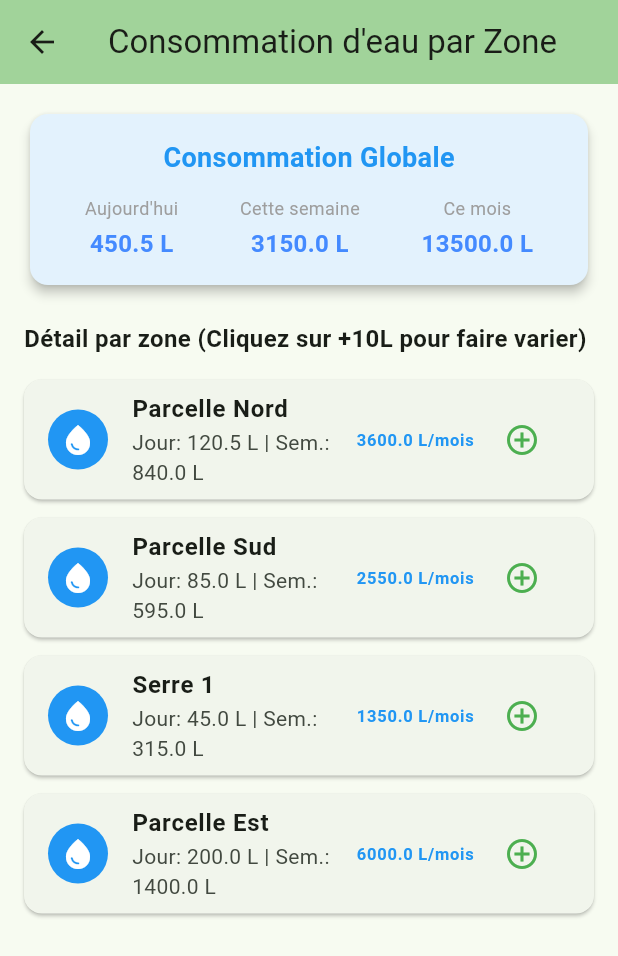
After one commit to mohamedgames311-sta/agrismart-project, a Flutter app: the ProfilPage screen opened directly, after a tap on "Consommation d'eau par zone", on a phone screen of 412 x 824 dp. The commit adds this screen. Shown: the top 956 px of the screen. Run offline on Flutter 3.47's test engine with Material 3 defaults, Android fonts, the phone set to English and light mode, and no system bars; our stand-ins replace firebase_auth, firebase_core, shared_preferences; accounts and stored records are empty; network calls fail.

Commit message:
Feat: Ajout de la simulation dynamique et suivi de la consommation d'eau

```diff
--- a/lib/main.dart
+++ b/lib/main.dart
@@ -1,4 +1,3 @@
-
 import 'package:flutter/material.dart';
 import 'package:firebase_core/firebase_core.dart';
 import 'package:provider/provider.dart';
@@ -9,6 +8,7 @@ import 'package:agrismart/providers/zones_provider.dart';
 import 'package:agrismart/providers/auth_provider.dart';
 import 'package:agrismart/providers/meteo_provider.dart';
 import 'package:agrismart/providers/reglages_provider.dart';
+import 'package:agrismart/providers/consommation_provider.dart'; // <-- IMPORT AJOUTÉ HERE
 import 'package:agrismart/screens/auth_gate.dart';
 import 'package:agrismart/services/auth_service.dart';
 import 'package:agrismart/services/firebase_auth_service.dart';
@@ -28,6 +28,9 @@ Future<void> main() async {
   runApp(
     MultiProvider(
       providers: [
+        ChangeNotifierProvider(
+          create: (_) => ConsommationProvider(), // <-- DÉCLARATION DU PROVIDER
+        ),
         ChangeNotifierProvider(
           create: (_) => AuthProvider(authService),
         ),
--- /dev/null
+++ b/lib/models/consommation_eau.dart
@@ -0,0 +1,15 @@
+class ConsommationEau {
+  final String zoneId;
+  final String nomZone;
+  final double consommationJour;
+  final double consommationSemaine;
+  final double consommationMois;
+
+  ConsommationEau({
+    required this.zoneId,
+    required this.nomZone,
+    required this.consommationJour,
+    required this.consommationSemaine,
+    required this.consommationMois,
+  });
+}
--- /dev/null
+++ b/lib/providers/consommation_provider.dart
@@ -0,0 +1,58 @@
+import 'package:flutter/foundation.dart';
+import '../models/consommation_eau.dart';
+
+class ConsommationProvider extends ChangeNotifier {
+  final List<ConsommationEau> _donneesConsommation = [
+    ConsommationEau(
+      zoneId: '1',
+      nomZone: 'Parcelle Nord',
+      consommationJour: 120.5,
+      consommationSemaine: 840.0,
+      consommationMois: 3600.0,
+    ),
+    ConsommationEau(
+      zoneId: '2',
+      nomZone: 'Parcelle Sud',
+      consommationJour: 85.0,
+      consommationSemaine: 595.0,
+      consommationMois: 2550.0,
+    ),
+    ConsommationEau(
+      zoneId: '3',
+      nomZone: 'Serre 1',
+      consommationJour: 45.0,
+      consommationSemaine: 315.0,
+      consommationMois: 1350.0,
+    ),
+    ConsommationEau(
+      zoneId: '4',
+      nomZone: 'Parcelle Est',
+      consommationJour: 200.0,
+      consommationSemaine: 1400.0,
+      consommationMois: 6000.0,
+    ),
+  ];
+
+  List<ConsommationEau> get consommations => List.unmodifiable(_donneesConsommation);
+
+  double get totalJour => _donneesConsommation.fold(0, (sum, item) => sum + item.consommationJour);
+  double get totalSemaine => _donneesConsommation.fold(0, (sum, item) => sum + item.consommationSemaine);
+  double get totalMois => _donneesConsommation.fold(0, (sum, item) => sum + item.consommationMois);
+
+  // MÉTHODE DE SIMULATION : Ajouter de l'eau consommée à une zone
+  void ajouterConsommation(String zoneId, double litres) {
+    final index = _donneesConsommation.indexWhere((element) => element.zoneId == zoneId);
+    if (index != -1) {
+      final ancienne = _donneesConsommation[index];
+      _donneesConsommation[index] = ConsommationEau(
+        zoneId: ancienne.zoneId,
+        nomZone: ancienne.nomZone,
+        consommationJour: ancienne.consommationJour + litres,
+        consommationSemaine: ancienne.consommationSemaine + litres,
+        consommationMois: ancienne.consommationMois + litres,
+      );
+      // Prévient les écouteurs pour mettre à jour l'affichage
+      notifyListeners(); //
+    }
+  }
+}
--- a/lib/screens/profil_page.dart
+++ b/lib/screens/profil_page.dart
@@ -1,10 +1,10 @@
-
 import 'package:flutter/material.dart';
 import 'package:provider/provider.dart';
 
 import 'package:agrismart/providers/zones_provider.dart';
 import 'package:agrismart/providers/auth_provider.dart';
 import 'package:agrismart/providers/reglages_provider.dart';
+import 'package:agrismart/screens/suivi_eau_page.dart'; // <-- AJOUT DE L'IMPORT
 
 import 'a_propos_page.dart';
 
@@ -95,6 +95,25 @@ class ProfilPage extends StatelessWidget {
 
             const SizedBox(height: 12),
 
+            // CARTE AJOUTÉE : Consommation d'eau par zone
+            Card(
+              child: ListTile(
+                leading: const Icon(Icons.water_drop, color: Colors.blue),
+                title: const Text('Consommation d\'eau par zone'),
+                trailing: const Icon(Icons.arrow_forward_ios),
+                onTap: () {
+                  Navigator.push(
+                    context,
+                    MaterialPageRoute(
+                      builder: (_) => const SuiviEauPage(),
+                    ),
+                  );
+                },
+              ),
+            ),
+
+            const SizedBox(height: 12),
+
             const ListTile(
               leading: Icon(Icons.brightness_6),
               title: Text('Thème'),
--- a/lib/screens/statistiques_page.dart
+++ b/lib/screens/statistiques_page.dart
@@ -1,7 +1,6 @@
-
 import 'package:flutter/material.dart';
 import 'package:provider/provider.dart';
-
+import 'package:agrismart/screens/suivi_eau_page.dart';
 import 'package:agrismart/providers/zones_provider.dart';
 import 'package:agrismart/theme/app_theme.dart';
 import 'package:agrismart/widgets/resume_exploitation.dart';
@@ -35,6 +34,29 @@ class StatistiquesPage extends StatelessWidget {
       body: ListView(
         children: [
           const MeteoCard(),
+
+          // Carte d'accès au Suivi de la consommation d'eau
+          Card(
+            margin: const EdgeInsets.symmetric(horizontal: 16, vertical: 8),
+            child: ListTile(
+              leading: const CircleAvatar(
+                backgroundColor: Colors.blue,
+                child: Icon(Icons.water_drop, color: Colors.white),
+              ),
+              title: const Text(
+                'Suivi de la consommation d\'eau',
+                style: TextStyle(fontWeight: FontWeight.bold),
+              ),
+              subtitle: const Text('Consulter par jour, semaine et mois'),
+              trailing: const Icon(Icons.chevron_right),
+              onTap: () {
+                Navigator.push(
+                  context,
+                  MaterialPageRoute(builder: (_) => const SuiviEauPage()),
+                );
+              },
+            ),
+          ),
 
           if (zones.isEmpty)
             const Padding(
--- /dev/null
+++ b/lib/screens/suivi_eau_page.dart
@@ -0,0 +1,95 @@
+import 'package:flutter/material.dart';
+import 'package:provider/provider.dart';
+import '../providers/consommation_provider.dart';
+
+class SuiviEauPage extends StatelessWidget {
+  const SuiviEauPage({super.key});
+
+  @override
+  Widget build(BuildContext context) {
+    final provider = context.watch<ConsommationProvider>(); //[cite: 106]
+
+    return Scaffold(
+      appBar: AppBar(
+        title: const Text('Consommation d\'eau par Zone'),
+        backgroundColor: Theme.of(context).colorScheme.inversePrimary,
+      ),
+      body: ListView(
+        padding: const EdgeInsets.all(16),
+        children: [
+          Card(
+            elevation: 3,
+            color: Colors.blue.shade50,
+            child: Padding(
+              padding: const EdgeInsets.all(16),
+              child: Column(
+                children: [
+                  const Text(
+                    'Consommation Globale',
+                    style: TextStyle(fontSize: 18, fontWeight: FontWeight.bold, color: Colors.blue),
+                  ),
+                  const SizedBox(height: 12),
+                  Row(
+                    mainAxisAlignment: MainAxisAlignment.spaceAround,
+                    children: [
+                      _buildStatGlobal('Aujourd\'hui', '${provider.totalJour.toStringAsFixed(1)} L'),
+                      _buildStatGlobal('Cette semaine', '${provider.totalSemaine.toStringAsFixed(1)} L'),
+                      _buildStatGlobal('Ce mois', '${provider.totalMois.toStringAsFixed(1)} L'),
+                    ],
+                  ),
+                ],
+              ),
+            ),
+          ),
+          const SizedBox(height: 20),
+          const Text(
+            'Détail par zone (Cliquez sur +10L pour faire varier)',
+            style: TextStyle(fontSize: 16, fontWeight: FontWeight.bold),
+          ),
+          const SizedBox(height: 10),
+          ...provider.consommations.map((item) => Card(
+            margin: const EdgeInsets.symmetric(vertical: 6),
+            child: ListTile(
+              leading: const CircleAvatar(
+                backgroundColor: Colors.blue,
+                child: Icon(Icons.water_drop, color: Colors.white),
+              ),
+              title: Text(item.nomZone, style: const TextStyle(fontWeight: FontWeight.bold)),
+              subtitle: Text(
+                'Jour: ${item.consommationJour.toStringAsFixed(1)} L | Sem.: ${item.consommationSemaine.toStringAsFixed(1)} L',
+              ),
+              trailing: Row(
+                mainAxisSize: MainAxisSize.min,
+                children: [
+                  Text(
+                    '${item.consommationMois.toStringAsFixed(1)} L/mois',
+                    style: const TextStyle(fontWeight: FontWeight.bold, color: Colors.blue),
+                  ),
+                  const SizedBox(width: 8),
+                  // Bouton d'action pour simuler une augmentation
+                  IconButton(
+                    icon: const Icon(Icons.add_circle_outline, color: Colors.green),
+                    tooltip: 'Ajouter 10 Litres',
+                    onPressed: () {
+                      context.read<ConsommationProvider>().ajouterConsommation(item.zoneId, 10.0); //[cite: 106]
+                    },
+                  ),
+                ],
+              ),
+            ),
+          )),
+        ],
+      ),
+    );
+  }
+
+  Widget _buildStatGlobal(String titre, String valeur) {
+    return Column(
+      children: [
+        Text(titre, style: const TextStyle(fontSize: 12, color: Colors.grey)),
+        const SizedBox(height: 4),
+        Text(valeur, style: const TextStyle(fontSize: 16, fontWeight: FontWeight.bold, color: Colors.blueAccent)),
+      ],
+    );
+  }
+}
--- a/pubspec.yaml
+++ b/pubspec.yaml
@@ -19,7 +19,7 @@ publish_to: 'none' # Remove this line if you wish to publish to pub.dev
 version: 1.0.0+1
 
 environment:
-  sdk: ^3.13.5
+  sdk: '>=3.0.0 <4.0.0'
 
 # Dependencies specify other packages that your package needs in order to work.
 # To automatically upgrade your package dependencies to the latest versions
```
Also changed, not shown: pubspec.lock, 6 other files.
